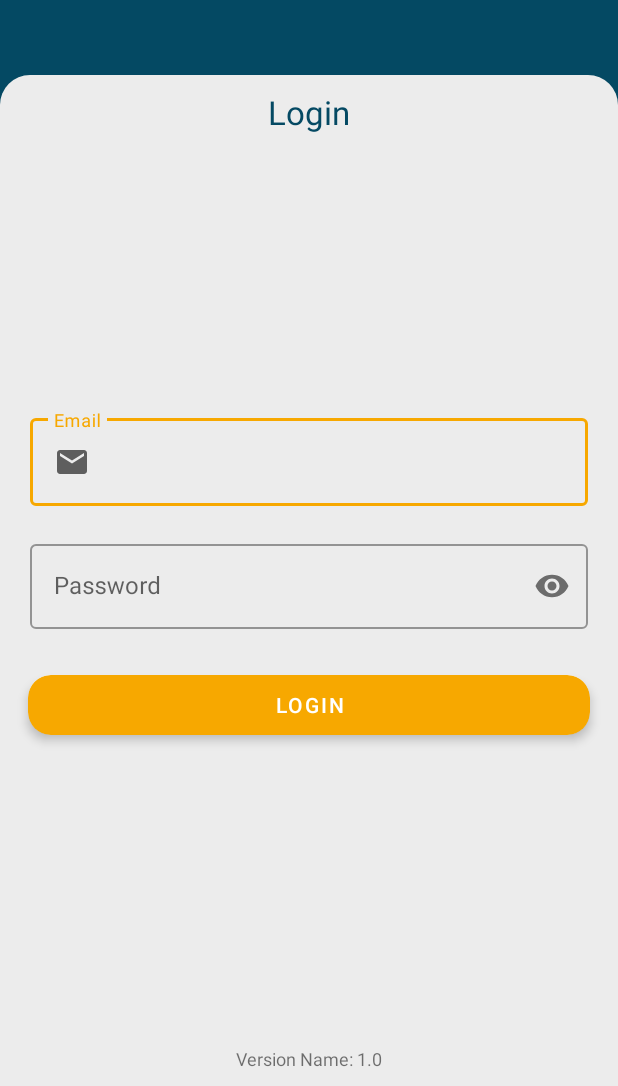
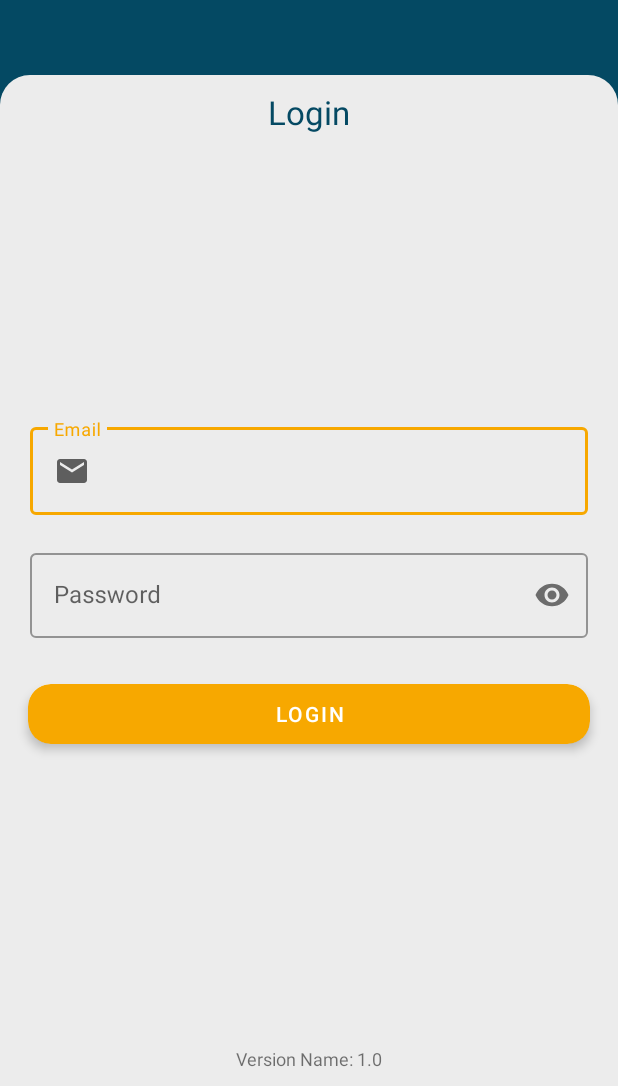
Before and after one commit to Asadrao125/Citi-Security, an Android app: the screen it shows after launch (LoginActivity), on a phone screen of 412 x 824 dp, the part 150-1236 px from its top. Run offline under Robolectric (Android 15) with nearby library versions, the light colour scheme and no system bars; libraries missing offline, so code that uses them is left out: com.karumi.dexter, com.loopj.android; 11 statements that could not run were skipped.

Commit message:
Till, Ripple Effect.

```diff
--- a/app/src/main/AndroidManifest.xml
+++ b/app/src/main/AndroidManifest.xml
@@ -24,8 +24,7 @@
         <activity android:name=".activities.FacilitiesActivity" />
         <activity
             android:name=".activities.LoginActivity"
-            android:screenOrientation="portrait"
-            android:windowSoftInputMode="stateUnchanged|adjustNothing">
+            android:screenOrientation="portrait">
             <intent-filter>
                 <action android:name="android.intent.action.MAIN" />
 
--- a/app/src/main/res/layout/activity_facilities.xml
+++ b/app/src/main/res/layout/activity_facilities.xml
@@ -21,6 +21,7 @@
                 android:layout_width="wrap_content"
                 android:layout_height="wrap_content"
                 android:layout_centerVertical="true"
+                android:background="@drawable/ripple_effect"
                 android:padding="10dp"
                 android:src="@drawable/ic_back" />
 
--- a/app/src/main/res/layout/activity_facility_detail.xml
+++ b/app/src/main/res/layout/activity_facility_detail.xml
@@ -27,6 +27,7 @@
                     android:layout_width="wrap_content"
                     android:layout_height="wrap_content"
                     android:layout_centerVertical="true"
+                    android:background="@drawable/ripple_effect"
                     android:padding="10dp"
                     android:src="@drawable/ic_back" />
 
--- a/app/src/main/res/layout/activity_login.xml
+++ b/app/src/main/res/layout/activity_login.xml
@@ -15,6 +15,7 @@
         <LinearLayout
             android:layout_width="match_parent"
             android:layout_height="wrap_content"
+            android:background="@color/main_color"
             android:orientation="vertical">
 
             <RelativeLayout
@@ -75,6 +76,7 @@
                     android:orientation="vertical">
 
                     <TextView
+                        android:id="@+id/tvLogin"
                         android:layout_width="wrap_content"
                         android:layout_height="wrap_content"
                         android:layout_centerHorizontal="true"
@@ -84,9 +86,13 @@
                         android:textSize="22sp" />
 
                     <LinearLayout
+                        android:id="@+id/loginLayout"
                         android:layout_width="match_parent"
                         android:layout_height="wrap_content"
-                        android:layout_centerVertical="true"
+                        android:layout_above="@+id/tvVersionName"
+                        android:layout_below="@+id/tvLogin"
+                        android:layout_centerInParent="true"
+                        android:gravity="center"
                         android:orientation="vertical">
 
                         <com.google.android.material.textfield.TextInputLayout
--- a/app/src/main/res/layout/activity_payroll.xml
+++ b/app/src/main/res/layout/activity_payroll.xml
@@ -21,6 +21,7 @@
                 android:layout_width="wrap_content"
                 android:layout_height="wrap_content"
                 android:layout_centerVertical="true"
+                android:background="@drawable/ripple_effect"
                 android:padding="10dp"
                 android:src="@drawable/ic_back" />
 
@@ -139,9 +140,9 @@
     </RelativeLayout>
 
     <androidx.recyclerview.widget.RecyclerView
+        android:id="@+id/rvBills"
         android:layout_width="match_parent"
         android:layout_height="match_parent"
-        tools:listitem="@layout/item_bill"
-        android:id="@+id/rvBills"/>
+        tools:listitem="@layout/item_bill" />
 
 </LinearLayout>
--- a/app/src/main/res/layout/activity_payroll_detail.xml
+++ b/app/src/main/res/layout/activity_payroll_detail.xml
@@ -21,6 +21,7 @@
                 android:layout_width="wrap_content"
                 android:layout_height="wrap_content"
                 android:layout_centerVertical="true"
+                android:background="@drawable/ripple_effect"
                 android:padding="10dp"
                 android:src="@drawable/ic_back" />
 
--- a/app/src/main/res/layout/activity_time_sheet.xml
+++ b/app/src/main/res/layout/activity_time_sheet.xml
@@ -21,6 +21,7 @@
                 android:layout_width="wrap_content"
                 android:layout_height="wrap_content"
                 android:layout_centerVertical="true"
+                android:background="@drawable/ripple_effect"
                 android:padding="10dp"
                 android:src="@drawable/ic_back" />
 
```
Also changed, not shown: app/src/main/res/layout/activity_home.xml (+4 -4 lines).
